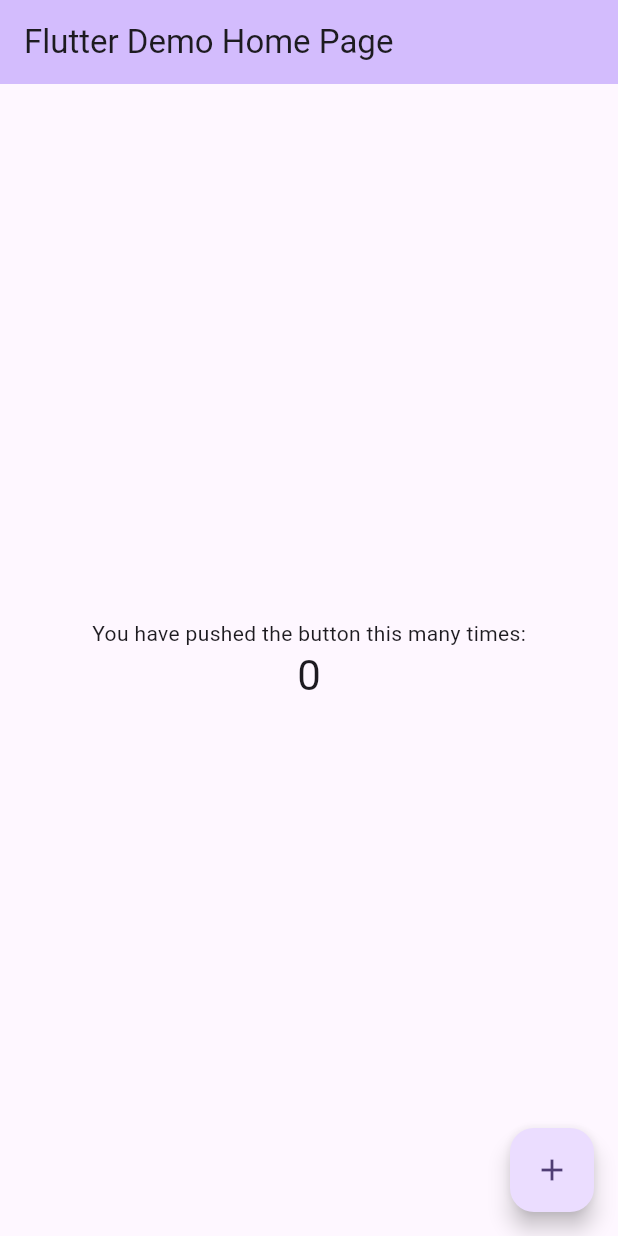
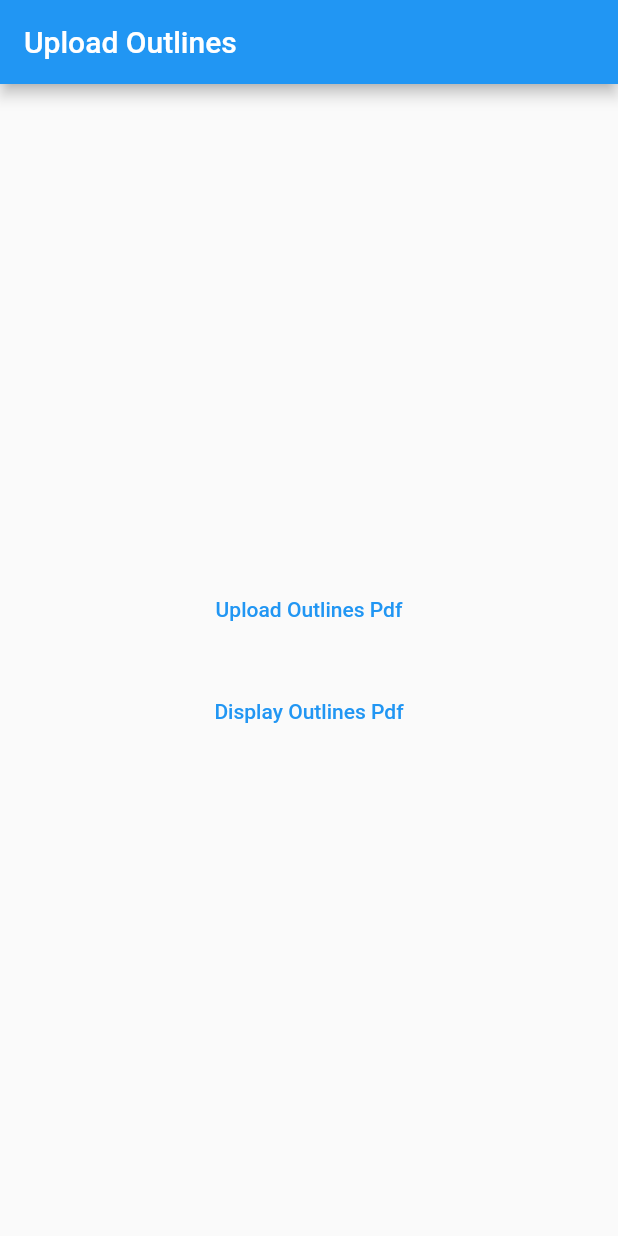
Before and after one commit to ahmadsayyab/Upload-pdf, a Flutter app: the screen it shows after launch, on a phone screen of 412 x 824 dp. Run offline on Flutter 3.47's test engine with Material 2 defaults, Android fonts, the phone set to English and light mode, and no system bars; our stand-ins replace firebase_core, firebase_storage; missing offline and left inert: easy_pdf_viewer, flutter_document_picker; accounts and stored records are empty.

Commit message:
Uploading & displaying done

```diff
--- /dev/null
+++ b/lib/home_page.dart
@@ -0,0 +1,55 @@
+
+import 'package:flutter/material.dart';
+import 'package:test_app/uploadOutlines.dart';
+import 'package:test_app/viewPdf.dart';
+
+class HomePage extends StatefulWidget {
+  const HomePage({super.key});
+
+  @override
+  _HomePageState createState() => _HomePageState();
+}
+
+class _HomePageState extends State<HomePage> {
+  @override
+  Widget build(BuildContext context) {
+    return Scaffold(
+      appBar: AppBar(
+        backgroundColor: Colors.blue,
+        title: const Text("Upload Outlines"),
+      ),
+      body: Column(
+        mainAxisAlignment: MainAxisAlignment.center,
+        crossAxisAlignment: CrossAxisAlignment.center,
+        children: [
+          Container(
+            width: MediaQuery.of(context).size.width,
+          ),
+          TextButton(
+            onPressed: () {
+              Navigator.push(
+                context,
+                MaterialPageRoute(
+                    builder: (context) => const UploadOutlinesPdf()),
+              );
+            },
+            child: const Text('Upload Outlines Pdf'),
+          ),
+          const SizedBox(
+            height: 20,
+          ),
+          TextButton(
+          onPressed: (){
+             Navigator.push(
+                context,
+                MaterialPageRoute(
+                    builder: (context) => const LoadPdf()),
+              );
+          },
+            child: const Text('Display Outlines Pdf'),
+          ),
+        ],
+      ),
+    );
+  }
+}
--- a/lib/main.dart
+++ b/lib/main.dart
@@ -1,125 +1,38 @@
 import 'package:flutter/material.dart';
+import 'package:test_app/home_page.dart';
+import 'package:firebase_core/firebase_core.dart';
 
 void main() {
-  runApp(const MyApp());
+  WidgetsFlutterBinding.ensureInitialized();
+  runApp(App());
 }
 
-class MyApp extends StatelessWidget {
-  const MyApp({super.key});
+class App extends StatelessWidget {
+  // Create the initialization Future outside of `build`:
+  final Future<FirebaseApp> _initialization = Firebase.initializeApp();
 
-  // This widget is the root of your application.
+  App({super.key});
+
   @override
   Widget build(BuildContext context) {
-    return MaterialApp(
-      title: 'Flutter Demo',
-      theme: ThemeData(
-        // This is the theme of your application.
-        //
-        // TRY THIS: Try running your application with "flutter run". You'll see
-        // the application has a blue toolbar. Then, without quitting the app,
-        // try changing the seedColor in the colorScheme below to Colors.green
-        // and then invoke "hot reload" (save your changes or press the "hot
-        // reload" button in a Flutter-supported IDE, or press "r" if you used
-        // the command line to start the app).
-        //
-        // Notice that the counter didn't reset back to zero; the application
-        // state is not lost during the reload. To reset the state, use hot
-        // restart instead.
-        //
-        // This works for code too, not just values: Most code changes can be
-        // tested with just a hot reload.
-        colorScheme: ColorScheme.fromSeed(seedColor: Colors.deepPurple),
-        useMaterial3: true,
-      ),
-      home: const MyHomePage(title: 'Flutter Demo Home Page'),
+    return FutureBuilder(
+      // Initialize FlutterFire:
+      future: _initialization,
+      builder: (context, snapshot) {
+        // Check for errors
+        if (snapshot.hasError) {
+          return const Text('Error in Firebase Initilisation');
+        }
+        // Once complete, show your application
+        if (snapshot.connectionState == ConnectionState.done) {
+          return const MaterialApp(
+            title: 'Upload outlines',
+            home: HomePage(),
+          );
+        }
+        // Otherwise, show something whilst waiting for initialization to complete
+        return const CircularProgressIndicator();
+      },
     );
   }
 }
-
-class MyHomePage extends StatefulWidget {
-  const MyHomePage({super.key, required this.title});
-
-  // This widget is the home page of your application. It is stateful, meaning
-  // that it has a State object (defined below) that contains fields that affect
-  // how it looks.
-
-  // This class is the configuration for the state. It holds the values (in this
-  // case the title) provided by the parent (in this case the App widget) and
-  // used by the build method of the State. Fields in a Widget subclass are
-  // always marked "final".
-
-  final String title;
-
-  @override
-  State<MyHomePage> createState() => _MyHomePageState();
-}
-
-class _MyHomePageState extends State<MyHomePage> {
-  int _counter = 0;
-
-  void _incrementCounter() {
-    setState(() {
-      // This call to setState tells the Flutter framework that something has
-      // changed in this State, which causes it to rerun the build method below
-      // so that the display can reflect the updated values. If we changed
-      // _counter without calling setState(), then the build method would not be
-      // called again, and so nothing would appear to happen.
-      _counter++;
-    });
-  }
-
-  @override
-  Widget build(BuildContext context) {
-    // This method is rerun every time setState is called, for instance as done
-    // by the _incrementCounter method above.
-    //
-    // The Flutter framework has been optimized to make rerunning build methods
-    // fast, so that you can just rebuild anything that needs updating rather
-    // than having to individually change instances of widgets.
-    return Scaffold(
-      appBar: AppBar(
-        // TRY THIS: Try changing the color here to a specific color (to
-        // Colors.amber, perhaps?) and trigger a hot reload to see the AppBar
-        // change color while the other colors stay the same.
-        backgroundColor: Theme.of(context).colorScheme.inversePrimary,
-        // Here we take the value from the MyHomePage object that was created by
-        // the App.build method, and use it to set our appbar title.
-        title: Text(widget.title),
-      ),
-      body: Center(
-        // Center is a layout widget. It takes a single child and positions it
-        // in the middle of the parent.
-        child: Column(
-          // Column is also a layout widget. It takes a list of children and
-          // arranges them vertically. By default, it sizes itself to fit its
-          // children horizontally, and tries to be as tall as its parent.
-          //
-          // Column has various properties to control how it sizes itself and
-          // how it positions its children. Here we use mainAxisAlignment to
-          // center the children vertically; the main axis here is the vertical
-          // axis because Columns are vertical (the cross axis would be
-          // horizontal).
-          //
-          // TRY THIS: Invoke "debug painting" (choose the "Toggle Debug Paint"
-          // action in the IDE, or press "p" in the console), to see the
-          // wireframe for each widget.
-          mainAxisAlignment: MainAxisAlignment.center,
-          children: <Widget>[
-            const Text(
-              'You have pushed the button this many times:',
-            ),
-            Text(
-              '$_counter',
-              style: Theme.of(context).textTheme.headlineMedium,
-            ),
-          ],
-        ),
-      ),
-      floatingActionButton: FloatingActionButton(
-        onPressed: _incrementCounter,
-        tooltip: 'Increment',
-        child: const Icon(Icons.add),
-      ), // This trailing comma makes auto-formatting nicer for build methods.
-    );
-  }
-}
```
Also changed, not shown: assets/dependency_chain.csv (added, +11 -0 lines), lib/uploadOutlines.dart (added, +64 -0 lines), lib/viewPdf.dart (added, +73 -0 lines), pubspec.yaml (+18 -1 lines), lib/firebase_options.dart, pubspec.lock, 8 other files.
